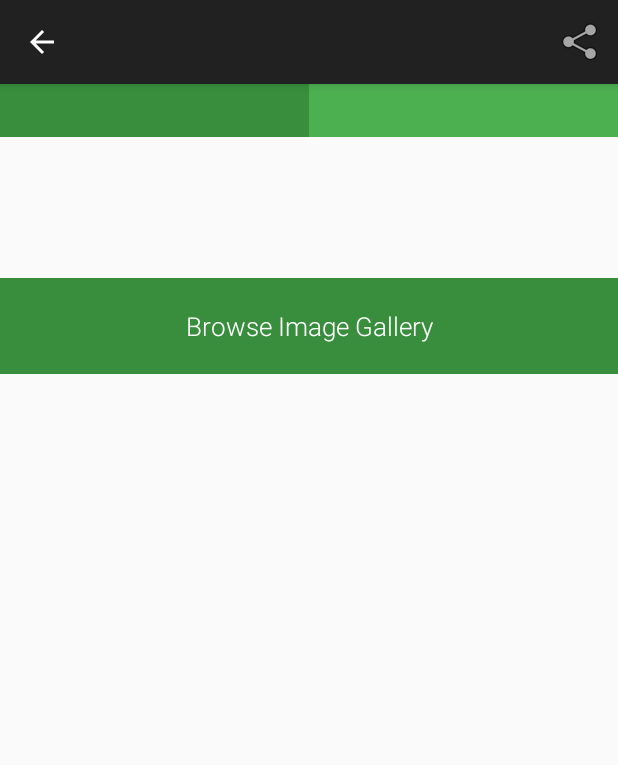
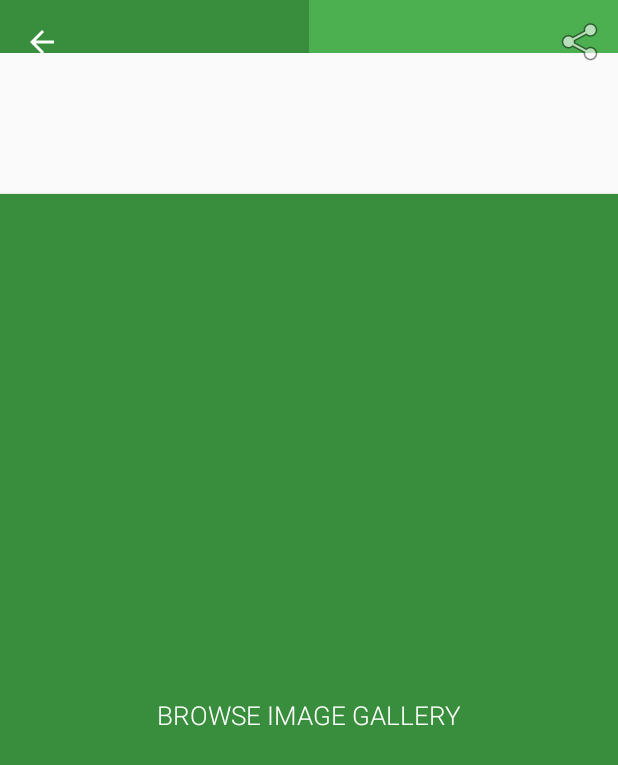
Before and after one commit to BinodAryal/News, an Android app: the DetailActivity screen opened directly, with no data from a screen before it, on a phone screen of 412 x 824 dp. Shown: the top 765 px of the screen. Run offline under Robolectric (Android 15) with nearby library versions, the phone set to English and light mode, and no system bars; our stand-ins replace Picasso; libraries missing offline, so code that uses them is left out: retrofit.client; pictures from the network do not load; 1 statement that could not run was skipped.

Commit message:
Make action bar transparent for detail activity

```diff
--- a/app/src/main/AndroidManifest.xml
+++ b/app/src/main/AndroidManifest.xml
@@ -22,6 +22,7 @@
         <activity
             android:name=".DetailActivity"
             android:label=""
+            android:theme="@style/CustomActionBarTheme"
             android:parentActivityName=".MainActivity" >
             <meta-data
                 android:name="android.support.PARENT_ACTIVITY"
--- a/app/src/main/res/layout/activity_detail.xml
+++ b/app/src/main/res/layout/activity_detail.xml
@@ -2,7 +2,8 @@
     xmlns:tools="http://schemas.android.com/tools"
     android:layout_width="match_parent"
     android:layout_height="match_parent"
-    tools:context=".DetailActivity">
+    tools:context=".DetailActivity"
+    android:fillViewport="true">
 
     <RelativeLayout xmlns:android="http://schemas.android.com/apk/res/android"
         android:layout_width="match_parent"
@@ -93,10 +94,11 @@
             android:textSize="17sp"
             android:textIsSelectable="true" />
 
-        <TextView
+        <Button
             android:id="@+id/detail_post_gallery"
             android:layout_width="match_parent"
             android:layout_height="wrap_content"
+            android:layout_alignParentBottom="true"
             android:layout_below="@id/detail_post_body"
             android:padding="20dp"
             android:fontFamily="sans-serif-light"
--- a/app/src/main/res/values/colors.xml
+++ b/app/src/main/res/values/colors.xml
@@ -8,4 +8,5 @@
     <color name="secondary_text">#727272</color>
     <color name="icons">#FFFFFF</color>
     <color name="divider">#B6B6B6</color>
+    <color name="transparent">#0000</color>
 </resources>
--- /dev/null
+++ b/app/src/main/res/values/themes.xml
@@ -0,0 +1,21 @@
+<?xml version="1.0" encoding="utf-8"?>
+<resources>
+    <!-- the theme applied to the application or activity -->
+    <style name="CustomActionBarTheme"
+        parent="@style/Theme.AppCompat.Light.DarkActionBar">
+        <item name="android:actionBarStyle">@style/MyActionBar</item>
+        <item name="android:windowContentOverlay">@null</item>
+        <item name="android:windowActionBarOverlay">true</item>
+        <item name="windowActionBarOverlay">true</item> <!-- for ActionBarSherlock -->
+        <!-- Support library compatibility -->
+        <item name="actionBarStyle">@style/MyActionBar</item>
+    </style>
+
+    <!-- ActionBar styles -->
+    <style name="MyActionBar"
+        parent="@style/Widget.AppCompat.Light.ActionBar.Solid.Inverse">
+        <item name="android:background">@color/transparent</item>
+        <!-- Support library compatibility -->
+        <item name="background">@color/transparent</item>
+    </style>
+</resources>
```
